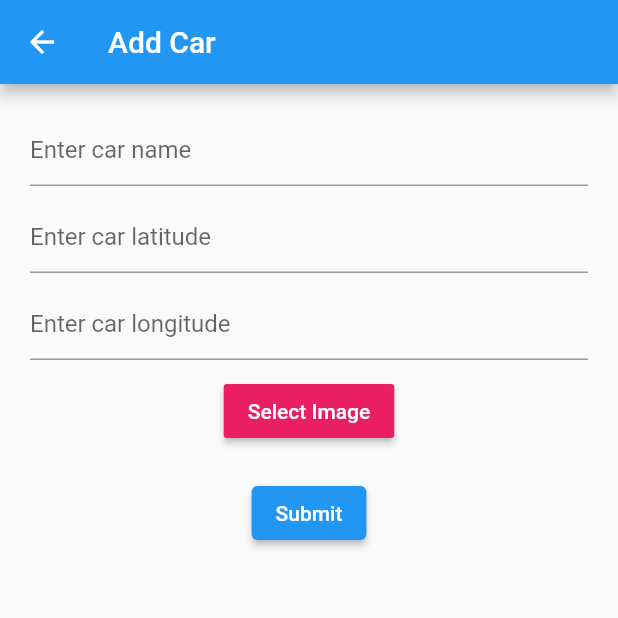
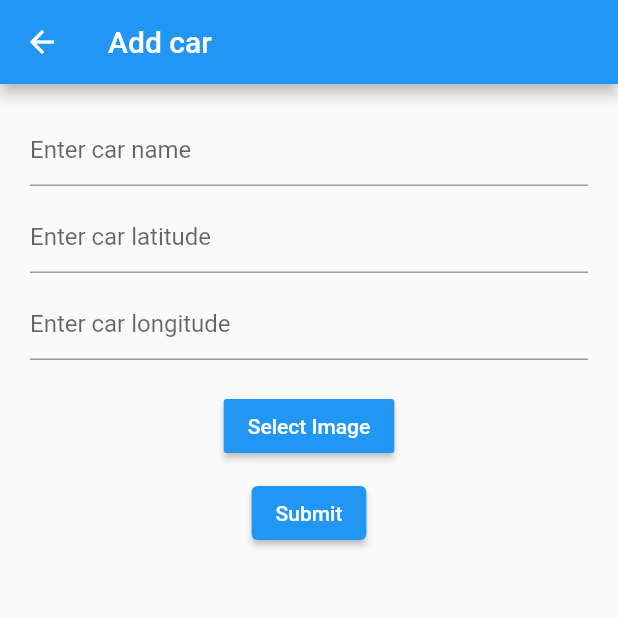
Before and after one commit to Alex9976/mobile-dev, a Flutter app: the screen it shows after launch, after a tap on the "add" icon, on a phone screen of 412 x 824 dp, the top half of it. Run offline on Flutter 3.47's test engine with Material 2 defaults, Android fonts, the phone set to English and light mode, and no system bars; our stand-ins replace cloud_firestore, dropdown_button2, firebase_core, firebase_storage, flutter_colorpicker, fluttertoast and 4 more; accounts and stored records are empty.

Commit message:
Add localization

```diff
--- /dev/null
+++ b/CarApp/lib/app_localizations.dart
@@ -0,0 +1,58 @@
+import 'dart:convert';
+
+import 'package:carapp/constants/Languages.dart';
+import 'package:flutter/cupertino.dart';
+import 'package:flutter/services.dart';
+
+class AppLocalizations {
+  final Locale locale;
+
+  AppLocalizations(this.locale);
+
+  static AppLocalizations? of(context) =>
+      Localizations.of<AppLocalizations>(context, AppLocalizations);
+
+  static const LocalizationsDelegate<AppLocalizations> delegate =
+      _AppLocalizationsDelegate();
+
+  Map<String, String> _localizedStrings = {};
+
+  Future<bool> load() async {
+    final jsonString = await rootBundle
+        .loadString('assets/languages/${locale.languageCode}.json');
+    final Map<String, dynamic> jsonMap = json.decode(jsonString);
+
+    _localizedStrings =
+        jsonMap.map((key, value) => MapEntry(key, value.toString()));
+
+    return true;
+  }
+
+  String translate(String key) {
+    return _localizedStrings[key].toString();
+  }
+}
+
+class _AppLocalizationsDelegate
+    extends LocalizationsDelegate<AppLocalizations> {
+  const _AppLocalizationsDelegate();
+
+  @override
+  bool isSupported(Locale locale) {
+    return Languages.languages
+        .map((e) => e.code)
+        .toList()
+        .contains(locale.languageCode);
+  }
+
+  @override
+  Future<AppLocalizations> load(Locale locale) async {
+    AppLocalizations localizations = AppLocalizations(locale);
+    await localizations.load();
+    return localizations;
+  }
+
+  @override
+  bool shouldReload(covariant LocalizationsDelegate<AppLocalizations> old) =>
+      false;
+}
--- a/CarApp/lib/globals/AppData.dart
+++ b/CarApp/lib/constants/AppData.dart
@@ -4,10 +4,16 @@ import 'package:flutter/cupertino.dart';
 import 'package:google_maps_flutter/google_maps_flutter.dart';
 
 import '../model/Car.dart';
+import 'Languages.dart';
 
 class AppData with ChangeNotifier {
   static final AppData _singleton = AppData._internal();
   static List<Car> _cars = <Car>[];
+
+  static CameraPosition cameraPosition = const CameraPosition(
+    target: LatLng(40, 20),
+    zoom: 1,
+  );
 
   List<Car> get cars => _cars;
 
--- /dev/null
+++ b/CarApp/lib/constants/Language.dart
@@ -0,0 +1,6 @@
+class Language {
+  final String code;
+  final String value;
+
+  Language({required this.code, required this.value});
+}
--- /dev/null
+++ b/CarApp/lib/constants/LanguageConstants.dart
@@ -0,0 +1,21 @@
+class LanguageConstants {
+  LanguageConstants._();
+
+  static const String carsTabButton = 'carsTabButton';
+  static const String mapTabButton = 'mapTabButton';
+  static const String settingsTabButton = 'settingsTabButton';
+  static const String carPageTitle = 'carPageTitle';
+  static const String latLabel = 'latLabel';
+  static const String lonLabel = 'lonLabel';
+  static const String addCarTitle = 'addCarTitle';
+  static const String enterCarName = 'enterCarName';
+  static const String enterCarLat = 'enterCarLat';
+  static const String enterCarLon = 'enterCarLon';
+  static const String selectImg = 'selectImg';
+  static const String submit = 'submit';
+  static const String enterCarNameError = 'enterCarNameError';
+  static const String enterCarLatError = 'enterCarLatError';
+  static const String enterCarLonError = 'enterCarLonError';
+  static const String enterCarLatLonNumError = 'enterCarLatLonNumError';
+  static const String selectImgError = 'selectImgError';
+}
--- /dev/null
+++ b/CarApp/lib/constants/Languages.dart
@@ -0,0 +1,22 @@
+import 'dart:collection';
+
+import 'package:carapp/constants/Language.dart';
+
+class Languages {
+  const Languages._();
+
+  static final languages = [
+    Language(code: 'en', value: 'English'),
+    Language(code: 'ru', value: 'Русский'),
+  ];
+
+  static final Map<String, String> languageCode = {
+    'English': 'en',
+    'Русский': 'ru'
+  };
+
+  static final Map<String, String> languageValue = {
+    'en': 'English',
+    'ru': 'Русский'
+  };
+}
--- /dev/null
+++ b/CarApp/lib/extensions/string_extensions.dart
@@ -0,0 +1,8 @@
+import 'package:carapp/app_localizations.dart';
+import 'package:flutter/cupertino.dart';
+
+extension StringExtension on String {
+  String t(BuildContext context) {
+    return AppLocalizations.of(context)!.translate(this);
+  }
+}
--- a/CarApp/lib/home.dart
+++ b/CarApp/lib/home.dart
@@ -1,3 +1,4 @@
+import 'package:carapp/extensions/string_extensions.dart';
 import 'package:carapp/page/cars.dart';
 import 'package:carapp/page/map.dart';
 import 'package:carapp/page/settings.dart';
@@ -6,8 +7,7 @@ import 'package:flutter/material.dart';
 import 'package:flutter/services.dart';
 import 'package:google_nav_bar/google_nav_bar.dart';
 import 'package:line_icons/line_icons.dart';
-
-import 'globals/AppData.dart';
+import 'constants/LanguageConstants.dart';
 
 class HomePage extends StatefulWidget {
   const HomePage({Key? key, required this.title}) : super(key: key);
@@ -69,18 +69,18 @@ class _HomePageState extends State<HomePage> {
               padding: const EdgeInsets.symmetric(horizontal: 20, vertical: 12),
               duration: const Duration(milliseconds: 400),
               tabBackgroundColor: Colors.grey[100]!,
-              tabs: const [
+              tabs: [
                 GButton(
                   icon: LineIcons.car,
-                  text: "Cars",
+                  text: LanguageConstants.carsTabButton.t(context),
                 ),
                 GButton(
                   icon: LineIcons.map,
-                  text: "Map",
+                  text: LanguageConstants.mapTabButton.t(context),
                 ),
                 GButton(
                   icon: LineIcons.cog,
-                  text: "Settings",
+                  text: LanguageConstants.settingsTabButton.t(context),
                 ),
               ],
               onTabChange: (index) {
--- a/CarApp/lib/main.dart
+++ b/CarApp/lib/main.dart
@@ -1,9 +1,13 @@
+import 'package:carapp/app_localizations.dart';
+import 'package:carapp/constants/Languages.dart';
+import 'package:carapp/services/LanguageService.dart';
 import 'package:flutter/material.dart';
 import 'package:flutter/foundation.dart';
 import 'package:flutter/material.dart';
 import 'package:provider/provider.dart';
-import 'globals/AppData.dart';
+import 'constants/AppData.dart';
 import 'home.dart';
+import 'package:flutter_localizations/flutter_localizations.dart';
 
 void main() {
   runApp(
@@ -20,14 +24,29 @@ class MyApp extends StatelessWidget {
   const MyApp({Key? key}) : super(key: key);
 
   @override
-  Widget build(BuildContext context) {
+  Widget build(BuildContext context) =>
+      ChangeNotifierProvider(
+          create: (context) => LanguageService(),
+          builder: (context, child) {
+            final provider = Provider.of<LanguageService>(context);
+
             return MaterialApp(
               title: 'Car App',
               debugShowCheckedModeBanner: false,
               theme: ThemeData(
                 primarySwatch: Colors.blue,
               ),
+              localizationsDelegates: const [
+                AppLocalizations.delegate,
+                GlobalMaterialLocalizations.delegate,
+                GlobalWidgetsLocalizations.delegate,
+                GlobalCupertinoLocalizations.delegate,
+              ],
+              supportedLocales: Languages.languages.map((e) => Locale(e.code))
+                  .toList(),
+              locale: provider.locale,
               home: const HomePage(title: 'Home'),
             );
           }
+      );
 }
--- a/CarApp/lib/model/Car.dart
+++ b/CarApp/lib/model/Car.dart
@@ -5,6 +5,7 @@ class Car {
   final String name;
   final String imagePath;
   final Location location;
+  get isWeatherLogged => weather.description != "";
   Weather weather;
 
   Car(
--- a/CarApp/lib/page/addCar.dart
+++ b/CarApp/lib/page/add_сar.dart
@@ -1,6 +1,8 @@
 import 'dart:io';
 
-import 'package:carapp/globals/AppData.dart';
+import 'package:carapp/constants/AppData.dart';
+import 'package:carapp/constants/LanguageConstants.dart';
+import 'package:carapp/extensions/string_extensions.dart';
 import 'package:carapp/services/FirebaseService.dart';
 import 'package:flutter/material.dart';
 import 'package:fluttertoast/fluttertoast.dart';
@@ -24,7 +26,7 @@ class _AddCarPageState extends State<AddCarPage> {
   @override
   Widget build(BuildContext context) {
     return Scaffold(
-      appBar: AppBar(title: const Text("Add Car")),
+      appBar: AppBar(title: Text(LanguageConstants.addCarTitle.t(context))),
       body: Container(
         padding: const EdgeInsets.all(20),
         child: const MyStatefulWidget(),
@@ -64,12 +66,12 @@ class _MyStatefulWidgetState extends State<MyStatefulWidget> {
         crossAxisAlignment: CrossAxisAlignment.start,
         children: <Widget>[
           TextFormField(
-            decoration: const InputDecoration(
-              hintText: 'Enter car name',
+            decoration: InputDecoration(
+              hintText: LanguageConstants.enterCarName.t(context),
             ),
             validator: (String? value) {
               if (value == null || value.isEmpty) {
-                return 'Please enter name';
+                return LanguageConstants.enterCarNameError.t(context);
               }
               name = value;
               return null;
@@ -77,15 +79,15 @@ class _MyStatefulWidgetState extends State<MyStatefulWidget> {
           ),
           const Padding(padding: EdgeInsets.all(5)),
           TextFormField(
-            decoration: const InputDecoration(
-              hintText: 'Enter car latitude',
+            decoration: InputDecoration(
+              hintText: LanguageConstants.enterCarLat.t(context),
             ),
             validator: (String? value) {
               if (value == null || value.isEmpty) {
-                return 'Please enter latitude';
+                return LanguageConstants.enterCarLatError.t(context);
               }
               if (double.tryParse(value) == null) {
-                return 'Please enter number';
+                return LanguageConstants.enterCarLatLonNumError.t(context);
               }
               latitude = double.tryParse(value)!;
               return null;
@@ -93,15 +95,15 @@ class _MyStatefulWidgetState extends State<MyStatefulWidget> {
           ),
           const Padding(padding: EdgeInsets.all(5)),
           TextFormField(
-            decoration: const InputDecoration(
-              hintText: 'Enter car longitude',
+            decoration: InputDecoration(
+              hintText: LanguageConstants.enterCarLon.t(context),
             ),
             validator: (String? value) {
               if (value == null || value.isEmpty) {
-                return 'Please enter longitude';
+                return LanguageConstants.enterCarLonError.t(context);
               }
               if (double.tryParse(value) == null) {
-                return 'Please enter number';
+                return LanguageConstants.enterCarLatLonNumError.t(context);
               }
               longitude = double.tryParse(value)!;
               return null;
@@ -109,12 +111,12 @@ class _MyStatefulWidgetState extends State<MyStatefulWidget> {
           ),
           Center(
             child: Padding(
-              padding: const EdgeInsets.symmetric(vertical: 10),
+              padding: const EdgeInsets.only(top: 20),
               child: MaterialButton(
                 textColor: Colors.white,
-                color: Colors.pink,
+                color: Colors.blue,
                 onPressed: () => pickImage(),
-                child: Text("Select Image"),
+                child: Text(LanguageConstants.selectImg.t(context)),
               ),
             ),
           ),
@@ -126,7 +128,7 @@ class _MyStatefulWidgetState extends State<MyStatefulWidget> {
                   if (_formKey.currentState!.validate()) {
                     if (image == null) {
                       Fluttertoast.showToast(
-                        msg: "Select image",
+                        msg: LanguageConstants.enterCarLat.t(context),
                         toastLength: Toast.LENGTH_SHORT,
                         textColor: Colors.black,
                         fontSize: 16,
@@ -138,7 +140,7 @@ class _MyStatefulWidgetState extends State<MyStatefulWidget> {
                     }
                   }
                 },
-                child: const Text('Submit'),
+                child: Text(LanguageConstants.submit.t(context)),
               ),
             ),
           ),
--- a/CarApp/lib/services/FirebaseService.dart
+++ b/CarApp/lib/services/FirebaseService.dart
@@ -1,6 +1,6 @@
 import 'dart:io';
 
-import 'package:carapp/globals/AppData.dart';
+import 'package:carapp/constants/AppData.dart';
 import 'package:carapp/model/Car.dart';
 import 'package:carapp/model/Location.dart';
 import 'package:carapp/model/Weather.dart';
--- /dev/null
+++ b/CarApp/lib/services/LanguageService.dart
@@ -0,0 +1,20 @@
+import 'package:carapp/constants/Languages.dart';
+import 'package:flutter/cupertino.dart';
+
+class LanguageService extends ChangeNotifier {
+  Locale? _locale;
+
+  Locale get locale => _locale ?? const Locale('en');
+
+  void setLocale(Locale locale)
+  {
+    _locale = locale;
+    notifyListeners();
+  }
+
+  void clearLocale(Locale locale)
+  {
+    _locale = null;
+    notifyListeners();
+  }
+}
```
Also changed, not shown: CarApp/assets/languages/en.json (added, +19 -0 lines), CarApp/assets/languages/ru.json (added, +19 -0 lines), CarApp/lib/page/cars.dart (+13 -10 lines), CarApp/lib/page/map.dart (+14 -14 lines), CarApp/lib/page/settings.dart (+96 -2 lines), CarApp/pubspec.yaml (+6 -4 lines), CarApp/pubspec.lock. Lines whose indentation alone changed are shown as unchanged.
